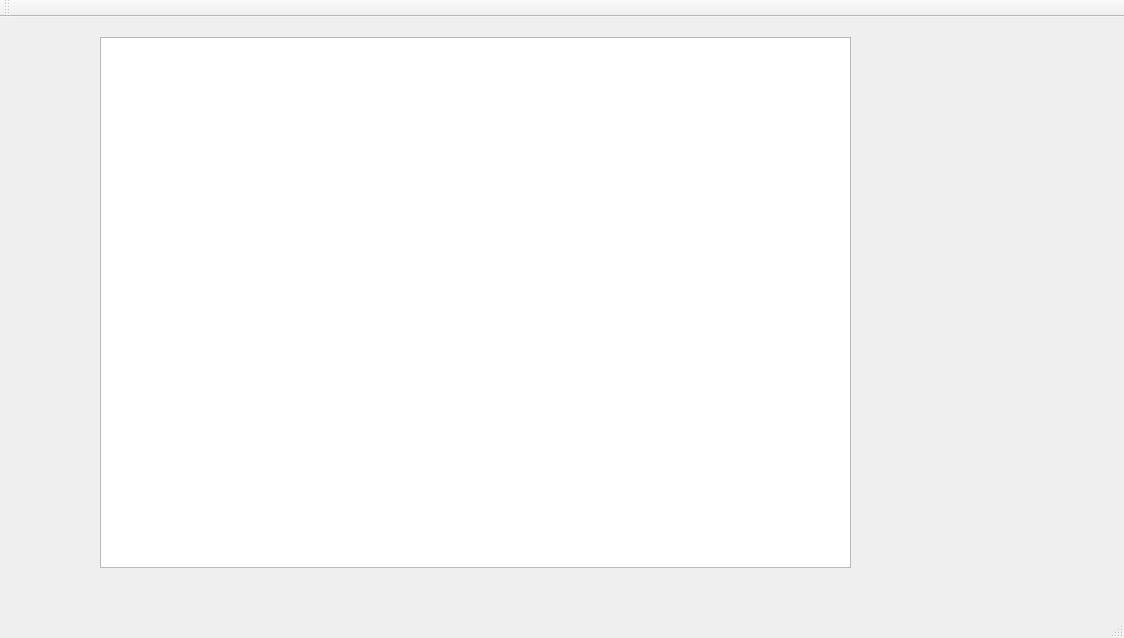
Qt form Triviador-ModernCpp/Triviador-client/GameHistory.ui (Serban8/Triviador-ModernCpp) before a commit.
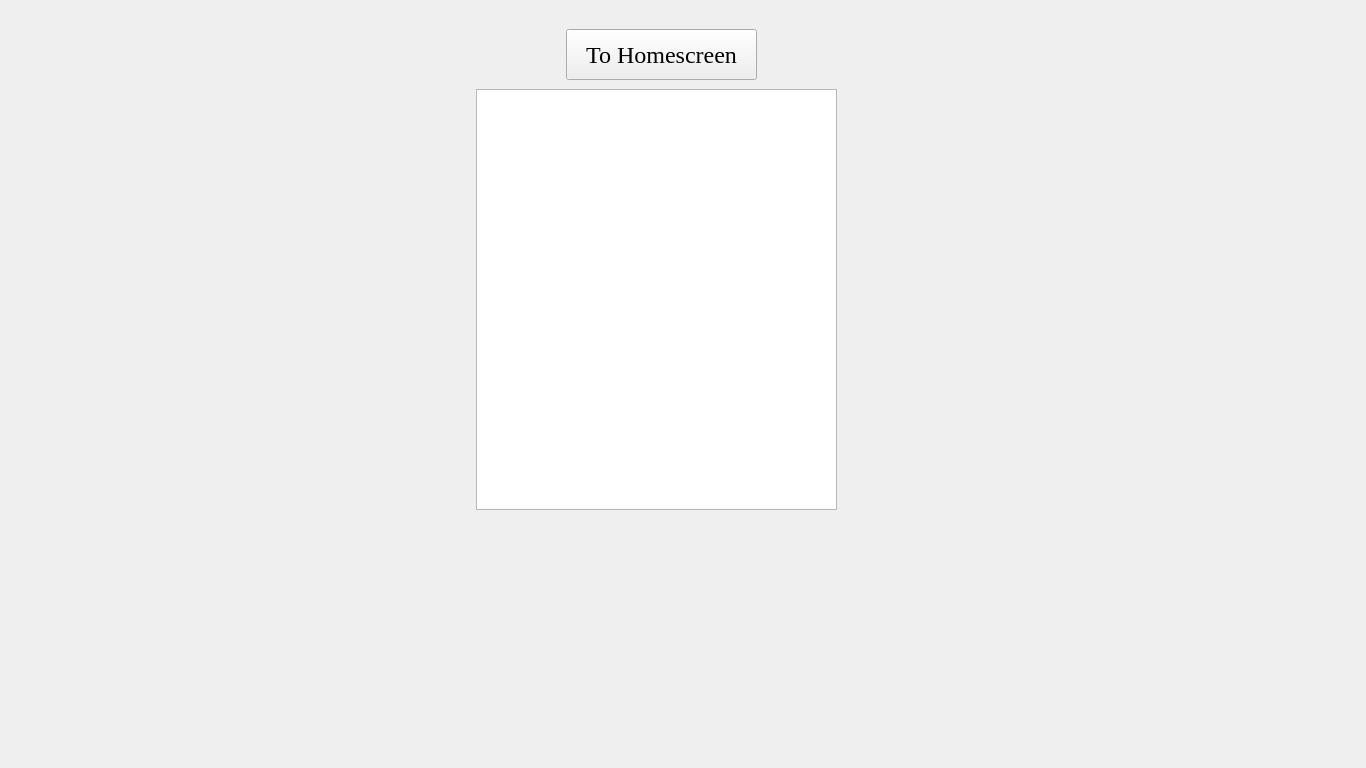
The same form after that commit. Icons and pictures are not drawn.

Patch:
```diff
--- a/Triviador-ModernCpp/Triviador-client/GameHistory.ui
+++ b/Triviador-ModernCpp/Triviador-client/GameHistory.ui
@@ -6,21 +6,40 @@
    <rect>
     <x>0</x>
     <y>0</y>
-    <width>1124</width>
-    <height>638</height>
+    <width>1366</width>
+    <height>768</height>
    </rect>
   </property>
+  <property name="minimumSize">
+   <size>
+    <width>1366</width>
+    <height>768</height>
+   </size>
+  </property>
   <property name="windowTitle">
    <string>GameHistory</string>
   </property>
   <widget class="QWidget" name="centralWidget">
+   <widget class="QStackedWidget" name="stackedWidget">
+    <property name="geometry">
+     <rect>
+      <x>-4</x>
+      <y>-1</y>
+      <width>1371</width>
+      <height>771</height>
+     </rect>
+    </property>
+    <property name="styleSheet">
+     <string notr="true">border-image:url(:/Triviadorclient/images/background.jpg)</string>
+    </property>
+    <widget class="QWidget" name="page">
    <widget class="QListWidget" name="listWidget">
     <property name="geometry">
      <rect>
-      <x>100</x>
-      <y>20</y>
-      <width>751</width>
-      <height>531</height>
+        <x>480</x>
+        <y>90</y>
+        <width>361</width>
+        <height>421</height>
      </rect>
     </property>
     <property name="font">
@@ -28,27 +47,36 @@
       <pointsize>20</pointsize>
      </font>
     </property>
-   </widget>
-  </widget>
-  <widget class="QMenuBar" name="menuBar">
+      <property name="styleSheet">
+       <string notr="true">border-image:white;</string>
+      </property>
+     </widget>
+     <widget class="QPushButton" name="pushButton">
    <property name="geometry">
     <rect>
-     <x>0</x>
-     <y>0</y>
-     <width>1124</width>
-     <height>22</height>
-    </rect>
-   </property>
-  </widget>
-  <widget class="QToolBar" name="mainToolBar">
-   <attribute name="toolBarArea">
-    <enum>TopToolBarArea</enum>
-   </attribute>
-   <attribute name="toolBarBreak">
-    <bool>false</bool>
-   </attribute>
-  </widget>
-  <widget class="QStatusBar" name="statusBar"/>
+        <x>570</x>
+        <y>30</y>
+        <width>191</width>
+        <height>51</height>
+       </rect>
+      </property>
+      <property name="font">
+       <font>
+        <family>Times New Roman</family>
+        <pointsize>18</pointsize>
+       </font>
+      </property>
+      <property name="styleSheet">
+       <string notr="true">border-image: white;</string>
+      </property>
+      <property name="text">
+       <string>To Homescreen</string>
+      </property>
+     </widget>
+    </widget>
+    <widget class="QWidget" name="page_2"/>
+   </widget>
+  </widget>
  </widget>
  <layoutdefault spacing="6" margin="11"/>
  <resources>
```
Lines whose indentation alone changed are shown as unchanged.
